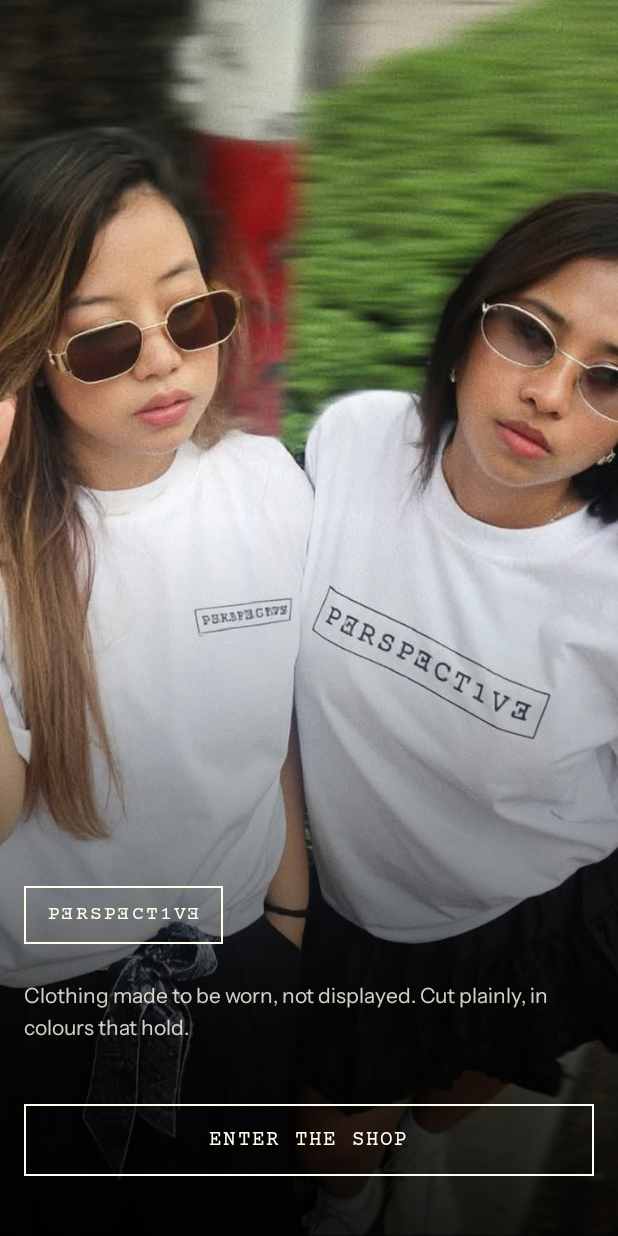
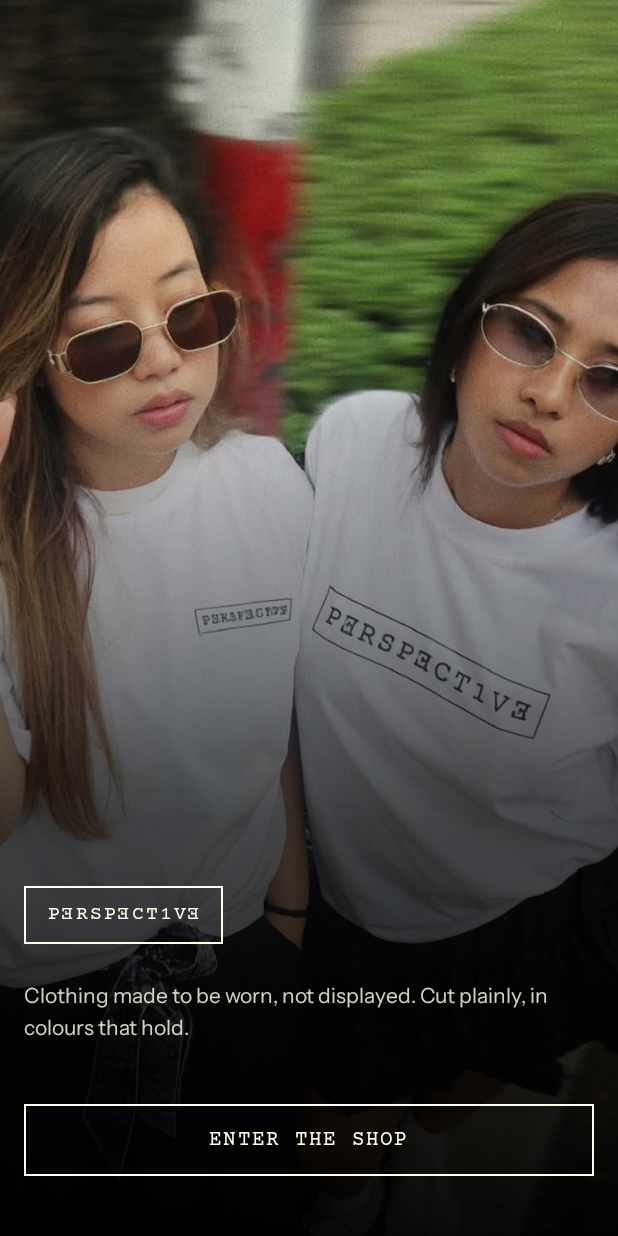
Before and after one commit to Yowkylito/perspective, an Android app built with Jetpack Compose: the screen it shows after launch (MainActivity), on a phone screen of 412 x 824 dp. Run offline under Robolectric (Android 15) with nearby library versions, the phone set to English and light mode, and no system bars.

Commit message:
Deepen the onboarding scrim to carry the brightest frames
It covered the lower 58% and read as too thin on device. The reason is which
frames it has to carry: the street shot it was judged against is already dark
where the copy sits, so a short ramp looks sufficient there, while the sky
frame and the pale wall frame leave the type fighting the photograph. The
scrim has to be depth enough for the worst frame in the set, not for the one
it happened to be previewed on.

Now the lower 88%, ramping 0 / 24% / 70% / 95%. Still transparent at its top
edge and still three stops below that, so there is no line anywhere on the
screen where the photograph stops -- the extra height buys an even field under
the wordmark, copy and control rather than a gradient you can watch happening.

Chosen from a side-by-side render against the real banner asset and the
shipped fonts, so no build was spent deciding it.

Built clean; not run on a device.

Co-Authored-By: Claude Opus 5 <noreply@anthropic.com>

```diff
--- a/app/build.gradle.kts
+++ b/app/build.gradle.kts
@@ -12,8 +12,8 @@ android {
         applicationId = "com.perspective.app"
         minSdk = 26
         targetSdk = 36
-        versionCode = 7
-        versionName = "0.1.6"
+        versionCode = 8
+        versionName = "0.1.7"
         testInstrumentationRunner = "androidx.test.runner.AndroidJUnitRunner"
     }
 
--- a/app/src/main/java/com/perspective/app/ui/onboarding/OnboardingScreen.kt
+++ b/app/src/main/java/com/perspective/app/ui/onboarding/OnboardingScreen.kt
@@ -49,13 +49,20 @@ private const val HoldMs = 3200L
 /**
  * Where the scrim starts, as a fraction of screen height.
  *
- * It covers the lower 58% and is transparent at its top edge, so there is no
+ * It covers the lower 88% and is transparent at its top edge, so there is no
  * line anywhere on the screen where the photograph stops. A solid block would
  * be simpler and is what the first version did, but it cuts the picture in half
  * and turns the bottom of the screen into a panel — which is the layout of a
  * form, not of a storefront.
+ *
+ * It began at 58% and reads as too thin on device. The reason is which frames
+ * it has to carry: the street shot the preview used is already dark where the
+ * copy sits, so a short ramp looks sufficient there, while the brighter sky
+ * frame and the pale wall frame leave the type fighting the photograph. The
+ * scrim has to be depth enough for the WORST frame in the set, not the one it
+ * was judged on.
  */
-private const val ScrimHeight = 0.58f
+private const val ScrimHeight = 0.88f
 
 /**
  * The first screen: the brand, and a way in.
@@ -119,9 +126,9 @@ fun OnboardingScreen(
                 .background(
                     Brush.verticalGradient(
                         0.00f to Color.Transparent,
-                        0.35f to Ink.copy(alpha = 0.28f),
-                        0.70f to Ink.copy(alpha = 0.66f),
-                        1.00f to Ink.copy(alpha = 0.88f),
+                        0.28f to Ink.copy(alpha = 0.24f),
+                        0.62f to Ink.copy(alpha = 0.70f),
+                        1.00f to Ink.copy(alpha = 0.95f),
                     ),
                 ),
         )
```
